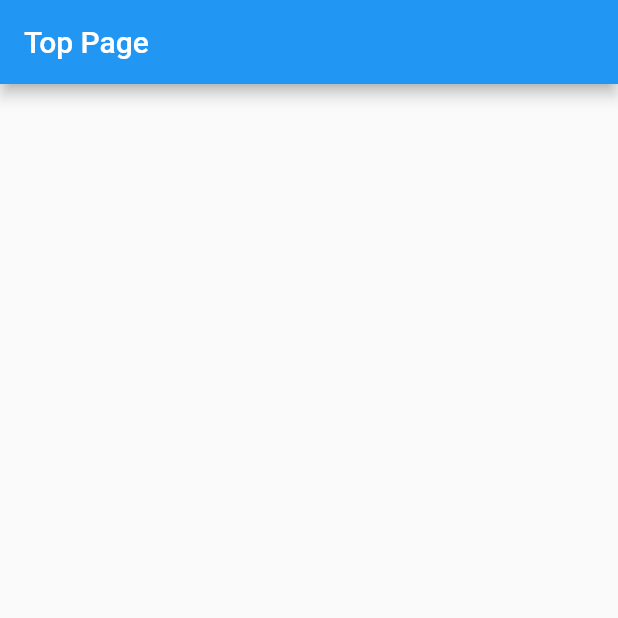
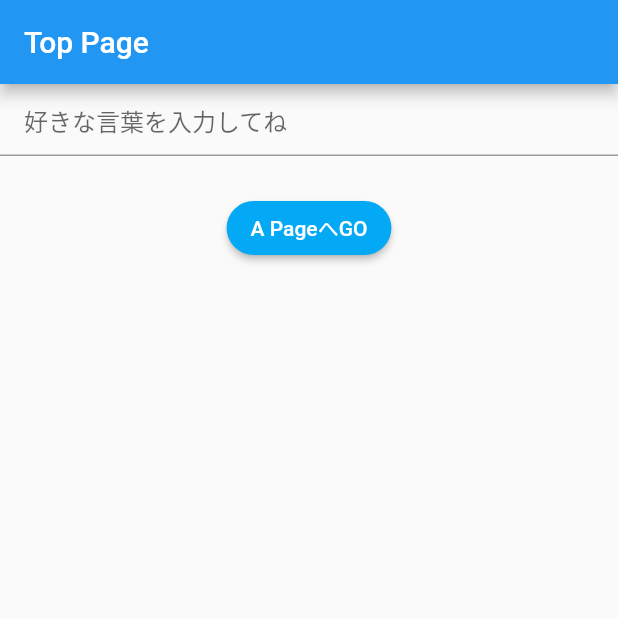
Before and after one commit to doiko123/queens_tech_lab_learning, a Flutter app: the screen it shows after launch, on a phone screen of 412 x 824 dp, the top half of it. Run offline on Flutter 3.47's test engine with Material 2 defaults, Android fonts, the phone set to English and light mode, and no system bars; our stand-ins replace fluttertoast.

Commit message:
Top画面でテキストを入力してそれをA画面で表示できるようにした

```diff
--- a/task_02/lib/main.dart
+++ b/task_02/lib/main.dart
@@ -1,4 +1,5 @@
 import 'package:flutter/material.dart';
+import 'package:task_02/screens/a_page.dart';
 
 void main() {
   runApp(const MyApp());
@@ -28,13 +29,51 @@ class MyHomePage extends StatefulWidget {
 }
 
 class _MyHomePageState extends State<MyHomePage> {
+  final TextEditingController _textEditingController = TextEditingController();
+
   @override
   Widget build(BuildContext context) {
     return Scaffold(
       appBar: AppBar(
         title: Text(widget.title),
       ),
-      body: Container(),
+      body: Column(
+        children: [
+          TextFormField(
+            controller: _textEditingController,
+            decoration: const InputDecoration(
+              hintText: '好きな言葉を入力してね',
+              contentPadding: EdgeInsets.symmetric(
+                vertical: 4.0,
+                horizontal: 16.0,
+              ),
+            ),
+          ),
+          const SizedBox(
+            height: 24,
+          ),
+          ElevatedButton(
+            onPressed: () => _showAPage(),
+            child: const Text('A PageへGO'),
+            style: ElevatedButton.styleFrom(
+              primary: Colors.lightBlue,
+              onPrimary: Colors.white,
+              shape: const StadiumBorder(),
+            ),
+          )
+        ],
+      ),
+    );
+  }
+
+  void _showAPage() {
+    Navigator.push(
+      context,
+      MaterialPageRoute(
+        builder: (_) => APage(
+          pageText: _textEditingController.text,
+        ),
+      ),
     );
   }
 }
```
Also changed, not shown: task_02/lib/screens/a_page.dart (added, +27 -0 lines).
